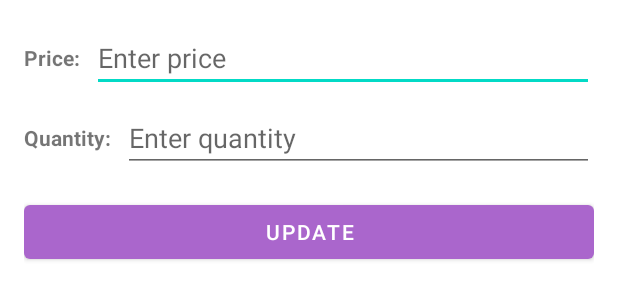
After one commit to babatezpur/HawkerApp, an Android app: the layout dialog_update_item.xml on its own in the app's theme, with its tools: preview values and no code run, on a phone screen of 412 x 824 dp. The commit adds this screen. Shown: the top 300 px of the screen. Run offline under Robolectric (Android 15) with nearby library versions, the phone set to English and light mode, and no system bars.

Commit message:
create manageItems related files, change manager, repo level functions

```diff
--- a/app/src/main/java/com/hawkerapp/app/database/HawkerInfoDao.kt
+++ b/app/src/main/java/com/hawkerapp/app/database/HawkerInfoDao.kt
@@ -3,7 +3,9 @@ package com.hawkerapp.app.database
 import androidx.room.Dao
 import androidx.room.Insert
 import androidx.room.OnConflictStrategy
+import androidx.room.Query
 import com.hawkerapp.app.models.HawkerInfo
+import retrofit2.http.GET
 
 @Dao
 interface HawkerInfoDao {
--- a/app/src/main/java/com/hawkerapp/app/views/HawkerViewActivity.kt
+++ b/app/src/main/java/com/hawkerapp/app/views/HawkerViewActivity.kt
@@ -342,7 +342,7 @@ class HawkerViewActivity : AppCompatActivity(), OnMapReadyCallback {
                     // startActivity(Intent(this, ProfileActivity::class.java))
                 }
                 R.id.nav_manage_items -> {
-                    // startActivity(Intent(this, ManageItemsActivity::class.java))
+                    startActivity(Intent(this, ManageItemsActivity::class.java))
                 }
                 R.id.nav_logout -> {
                     lifecycleScope.launch(Dispatchers.IO) {
--- /dev/null
+++ b/app/src/main/res/layout/dialog_update_item.xml
@@ -0,0 +1,58 @@
+<?xml version="1.0" encoding="utf-8"?>
+<LinearLayout xmlns:android="http://schemas.android.com/apk/res/android"
+    android:layout_width="match_parent"
+    android:layout_height="wrap_content"
+    android:orientation="vertical"
+    android:padding="16dp">
+
+    <LinearLayout
+        android:layout_width="match_parent"
+        android:layout_height="wrap_content"
+        android:orientation="horizontal"
+        android:gravity="center_vertical">
+
+        <TextView
+            android:layout_width="wrap_content"
+            android:layout_height="wrap_content"
+            android:text="Price:"
+            android:textStyle="bold"
+            android:layout_marginEnd="8dp"/>
+
+        <EditText
+            android:id="@+id/priceEditText"
+            android:layout_width="match_parent"
+            android:layout_height="wrap_content"
+            android:hint="Enter price"
+            android:inputType="number"/>
+    </LinearLayout>
+
+    <LinearLayout
+        android:layout_width="match_parent"
+        android:layout_height="wrap_content"
+        android:orientation="horizontal"
+        android:gravity="center_vertical"
+        android:layout_marginTop="8dp">
+
+        <TextView
+            android:layout_width="wrap_content"
+            android:layout_height="wrap_content"
+            android:text="Quantity:"
+            android:textStyle="bold"
+            android:layout_marginEnd="8dp"/>
+
+        <EditText
+            android:id="@+id/quantityEditText"
+            android:layout_width="match_parent"
+            android:layout_height="wrap_content"
+            android:hint="Enter quantity"
+            android:inputType="number"/>
+    </LinearLayout>
+
+    <Button
+        android:id="@+id/updateButton"
+        android:layout_width="match_parent"
+        android:layout_height="wrap_content"
+        android:text="Update"
+        android:layout_marginTop="16dp"/>
+
+</LinearLayout>
```
Also changed, not shown: app/src/main/AndroidManifest.xml (+13 -8 lines), app/src/main/java/com/hawkerapp/app/adapters/ManageItemsAdapter.kt (added, +58 -0 lines), app/src/main/java/com/hawkerapp/app/database/HawkerLoginDataDao.kt (+8 -0 lines), app/src/main/java/com/hawkerapp/app/managers/HawkerManager.kt (+17 -14 lines), app/src/main/java/com/hawkerapp/app/models/HawkerInfo.kt (+6 -2 lines), app/src/main/java/com/hawkerapp/app/repositories/HawkerLoginDataRepository.kt (+9 -0 lines), app/src/main/java/com/hawkerapp/app/views/ManageItemsActivity.kt (added, +121 -0 lines), app/src/main/res/layout/activity_manage_items.xml (added, +21 -0 lines), app/src/main/res/layout/item_manage_item.xml (added, +56 -0 lines).
